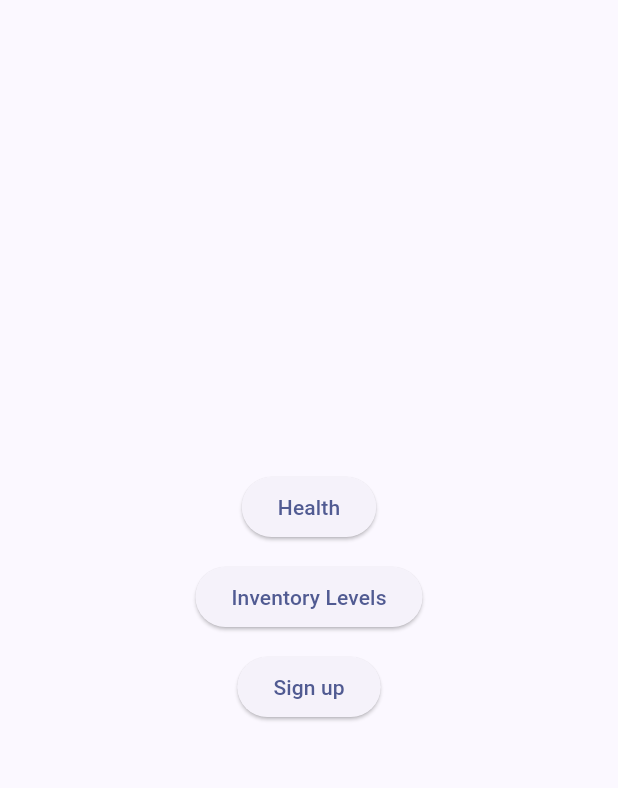
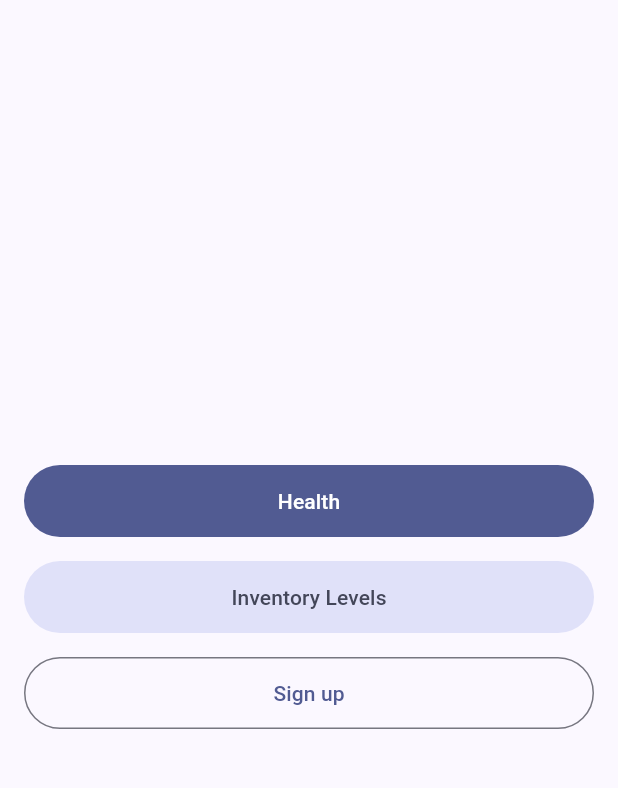
Before and after one commit to ZhuchkaTriplesix/ZhuchkaKeyboards, a Flutter app: the screen it shows after launch, on a phone screen of 412 x 824 dp, the part 63-851 px from its top. Run offline on Flutter 3.47's test engine with Material 3 defaults, Android fonts, the phone set to English and light mode, and no system bars; our stand-ins replace flutter_dotenv.

Commit message:
ui(frontend): improve Home buttons usability and visual hierarchy
Switch to Material 3 buttons: FilledButton, FilledButton.tonal, OutlinedButton. Increase tap targets (min height 48), add horizontal padding and full-width layout for better clickability.

```diff
--- a/frontend/zhuchka_flutter/lib/screens/home_page.dart
+++ b/frontend/zhuchka_flutter/lib/screens/home_page.dart
@@ -5,29 +5,37 @@ class HomePage extends StatelessWidget {
 
   @override
   Widget build(BuildContext context) {
+    final spacing = 16.0;
     return Scaffold(
       appBar: AppBar(title: const Text('Zhuchka Keyboards')),
       body: Center(
+        child: Padding(
+          padding: EdgeInsets.all(spacing),
           child: Column(
             mainAxisSize: MainAxisSize.min,
+            crossAxisAlignment: CrossAxisAlignment.stretch,
             children: [
-            ElevatedButton(
+              FilledButton(
                 onPressed: () => Navigator.of(context).pushNamed('/health'),
+                style: FilledButton.styleFrom(minimumSize: const Size.fromHeight(48)),
                 child: const Text('Health'),
               ),
-            const SizedBox(height: 12),
-            ElevatedButton(
+              SizedBox(height: spacing),
+              FilledButton.tonal(
                 onPressed: () => Navigator.of(context).pushNamed('/inventory'),
+                style: FilledButton.styleFrom(minimumSize: const Size.fromHeight(48)),
                 child: const Text('Inventory Levels'),
               ),
-            const SizedBox(height: 12),
-            ElevatedButton(
+              SizedBox(height: spacing),
+              OutlinedButton(
                 onPressed: () => Navigator.of(context).pushNamed('/login'),
+                style: OutlinedButton.styleFrom(minimumSize: const Size.fromHeight(48)),
                 child: const Text('Sign up'),
               ),
             ],
           ),
         ),
+      ),
     );
   }
 }
```
Lines whose indentation alone changed are shown as unchanged.
